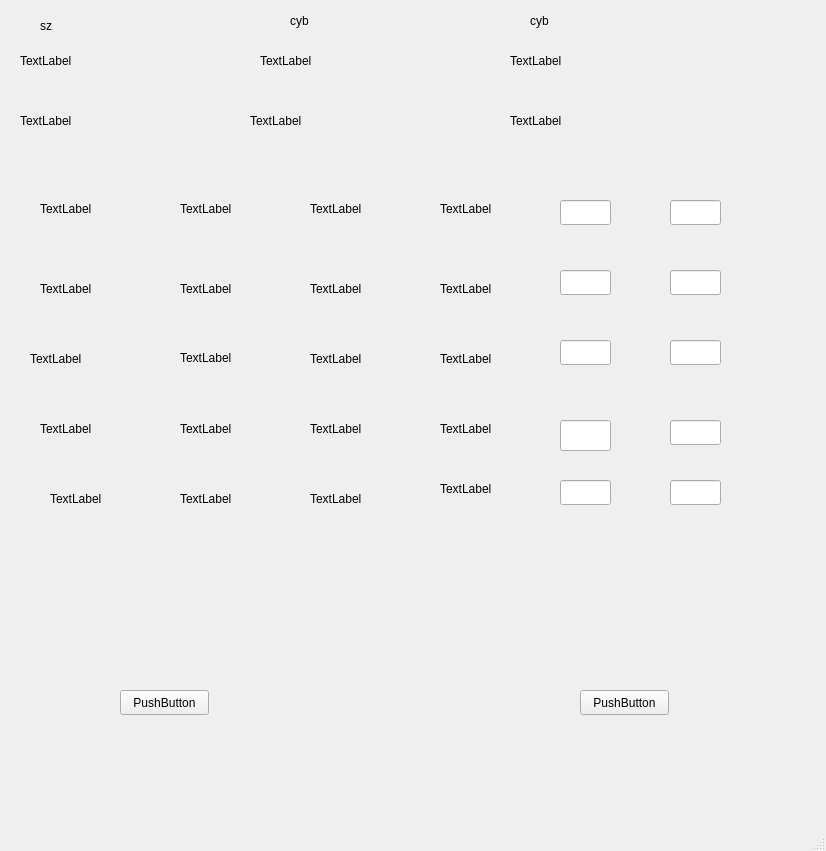
First picture: the form in qyh_stock.ui, repository qiuyuehao/python_learn, before the edit.
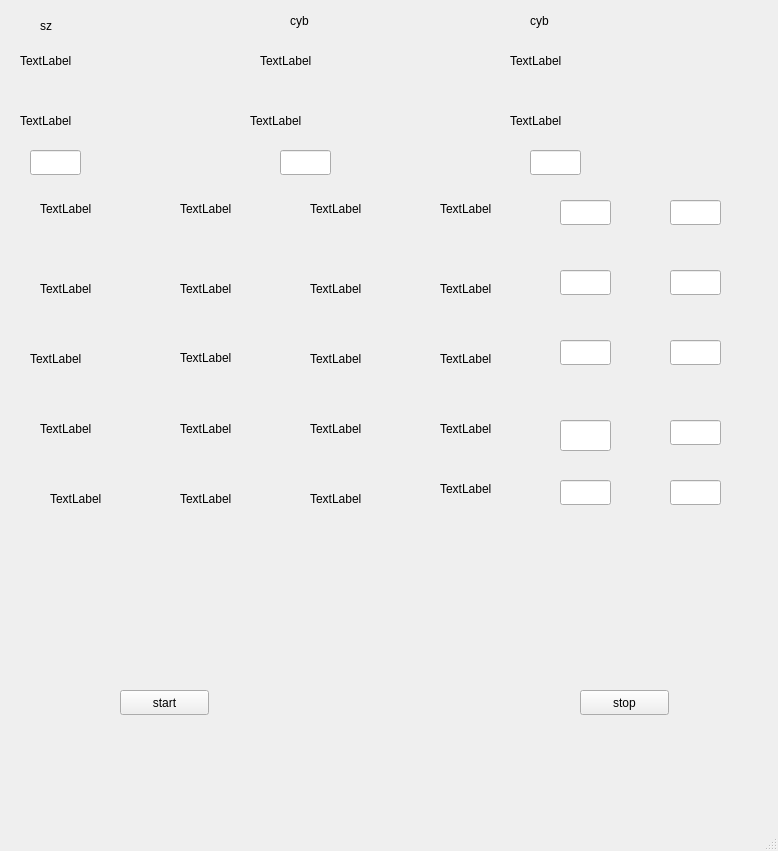
Second picture: the form after the edit.

Commit message: use dfcf interface to get the information

Patch:
```diff
--- a/qyh_stock.ui
+++ b/qyh_stock.ui
@@ -6,7 +6,7 @@
    <rect>
     <x>0</x>
     <y>0</y>
-    <width>826</width>
+    <width>778</width>
     <height>851</height>
    </rect>
   </property>
@@ -436,7 +436,7 @@
      </rect>
     </property>
     <property name="text">
-     <string>PushButton</string>
+     <string>start</string>
     </property>
    </widget>
    <widget class="QPushButton" name="pushButton_2">
@@ -449,7 +449,7 @@
      </rect>
     </property>
     <property name="text">
-     <string>PushButton</string>
+     <string>stop</string>
     </property>
    </widget>
    <widget class="QLabel" name="label">
@@ -517,6 +517,36 @@
      <string>TextLabel</string>
     </property>
    </widget>
+   <widget class="QLineEdit" name="lineEdit_11">
+    <property name="geometry">
+     <rect>
+      <x>30</x>
+      <y>150</y>
+      <width>51</width>
+      <height>25</height>
+     </rect>
+    </property>
+   </widget>
+   <widget class="QLineEdit" name="lineEdit_12">
+    <property name="geometry">
+     <rect>
+      <x>280</x>
+      <y>150</y>
+      <width>51</width>
+      <height>25</height>
+     </rect>
+    </property>
+   </widget>
+   <widget class="QLineEdit" name="lineEdit_13">
+    <property name="geometry">
+     <rect>
+      <x>530</x>
+      <y>150</y>
+      <width>51</width>
+      <height>25</height>
+     </rect>
+    </property>
+   </widget>
   </widget>
   <widget class="QMenuBar" name="menubar">
    <property name="geometry">
```
Left out of the diff: 2 changed lines with no effect on the pictures. The commit also changes 6 other files.
